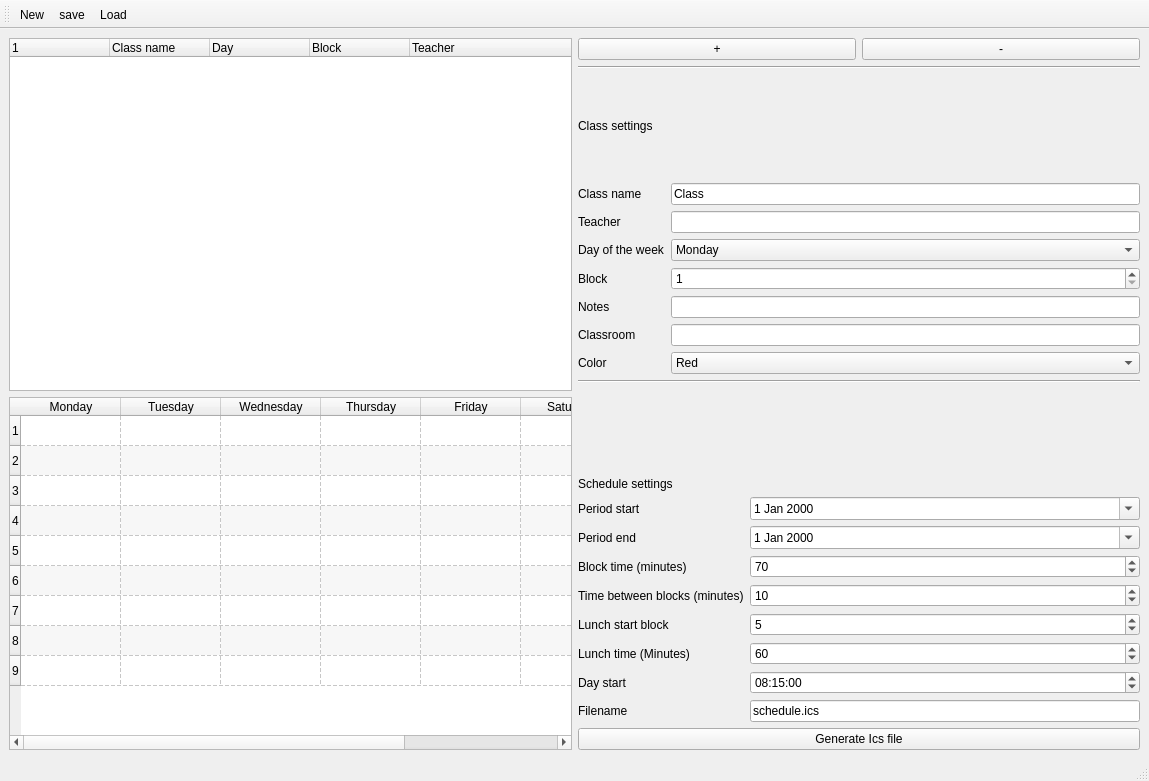
Above: src/form.ui from discojapi/ics-class-schedule before the change. Below: the same form after it.
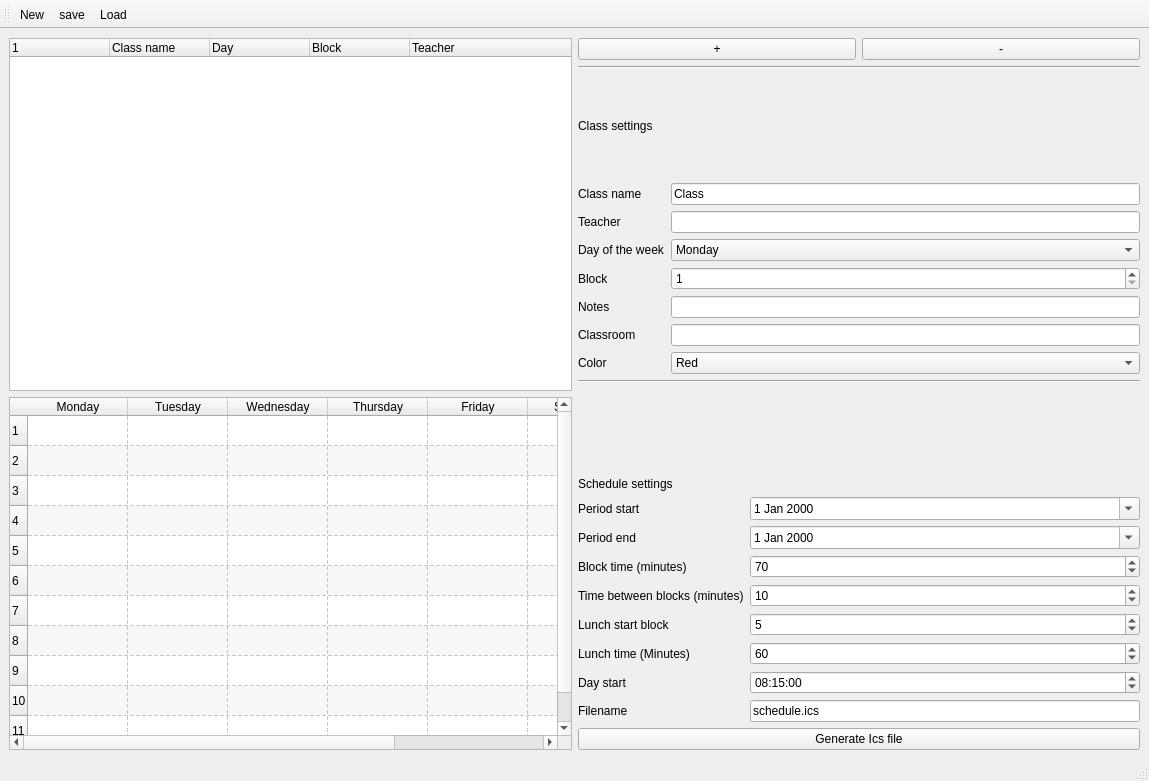
That is the form after the change. Icons and pictures are not drawn.

```diff
--- a/src/form.ui
+++ b/src/form.ui
@@ -88,7 +88,7 @@
          <bool>false</bool>
         </property>
         <property name="rowCount">
-         <number>9</number>
+         <number>11</number>
         </property>
         <attribute name="horizontalHeaderVisible">
          <bool>true</bool>
@@ -114,6 +114,8 @@
         <row/>
         <row/>
         <row/>
+        <row/>
+        <row/>
         <column>
          <property name="text">
           <string>Monday</string>
```
Left out of the diff: 5 changed lines with no effect on the pictures.
